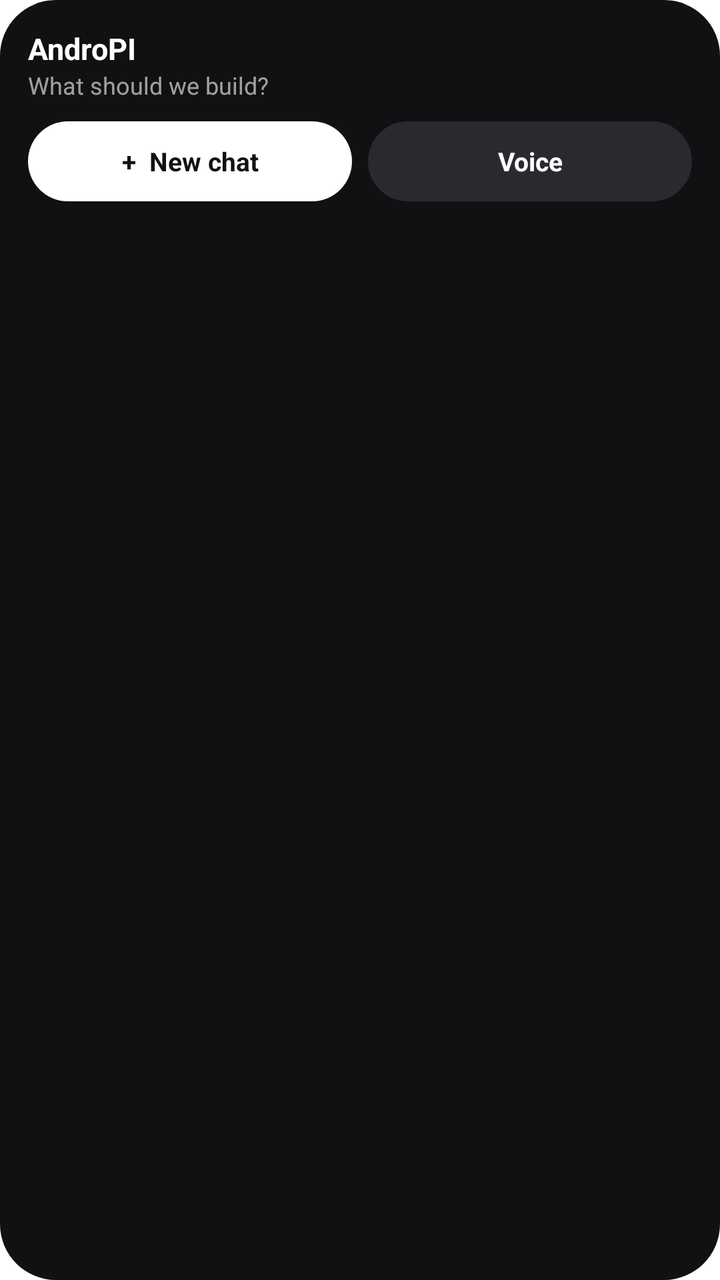
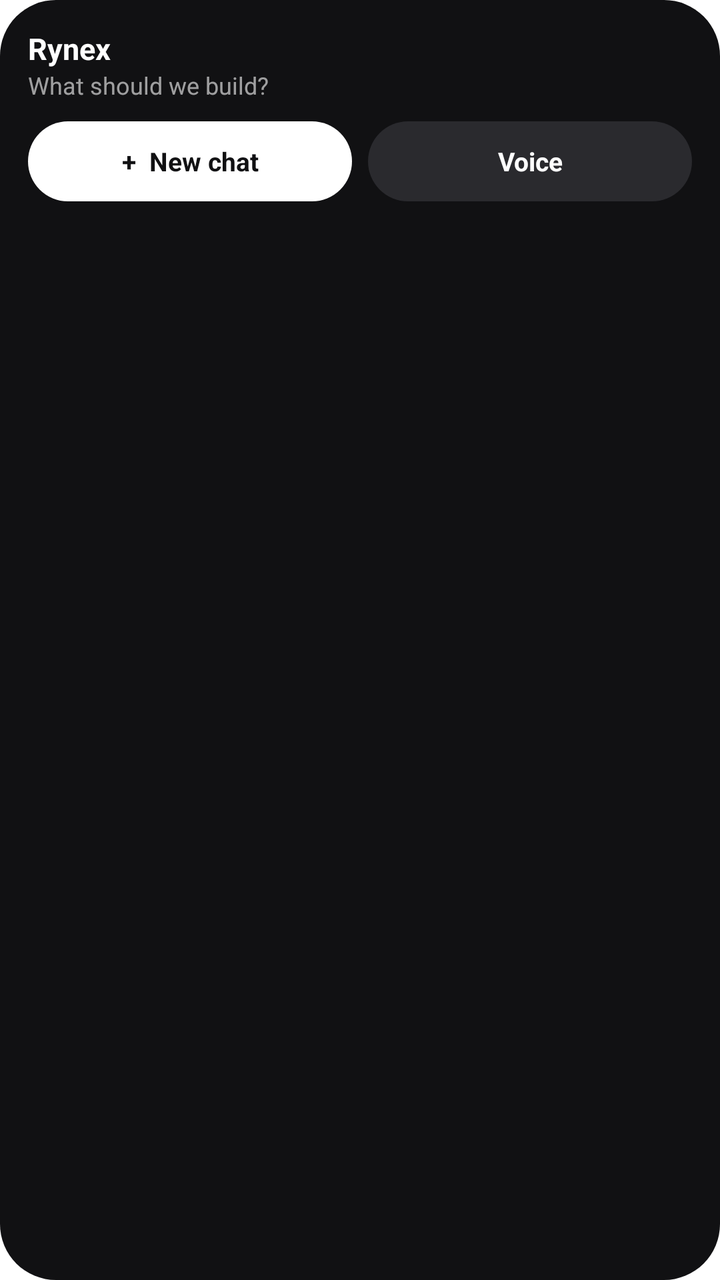

Screens rendered from an Android XML layout before and after an edit, with the pre-edit source and the edit as a unified diff.
<!-- AndroidManifest.xml: fallback theme Theme.MaterialComponents.DayNight.NoActionBar -->
<!-- res/layout/widget_quick.xml -->
<?xml version="1.0" encoding="utf-8"?>
<LinearLayout xmlns:android="http://schemas.android.com/apk/res/android"
    android:layout_width="match_parent"
    android:layout_height="match_parent"
    android:background="@drawable/widget_bg"
    android:orientation="vertical"
    android:padding="14dp">

    <TextView
        android:layout_width="wrap_content"
        android:layout_height="wrap_content"
        android:text="AndroPI"
        android:textColor="#FFFFFFFF"
        android:textSize="15sp"
        android:textStyle="bold" />

    <TextView
        android:layout_width="wrap_content"
        android:layout_height="wrap_content"
        android:layout_marginBottom="10dp"
        android:text="What should we build?"
        android:textColor="#99FFFFFF"
        android:textSize="12sp" />

    <LinearLayout
        android:layout_width="match_parent"
        android:layout_height="wrap_content"
        android:orientation="horizontal">

        <TextView
            android:id="@+id/widget_new_chat"
            android:layout_width="0dp"
            android:layout_height="40dp"
            android:layout_marginEnd="8dp"
            android:layout_weight="1"
            android:background="@drawable/widget_button"
            android:gravity="center"
            android:text="+  New chat"
            android:textColor="#FF111113"
            android:textSize="13sp"
            android:textStyle="bold" />

        <TextView
            android:id="@+id/widget_voice"
            android:layout_width="0dp"
            android:layout_height="40dp"
            android:layout_weight="1"
            android:background="@drawable/widget_button_dark"
            android:gravity="center"
            android:text="Voice"
            android:textColor="#FFFFFFFF"
            android:textSize="13sp"
            android:textStyle="bold" />
    </LinearLayout>
</LinearLayout>
<!-- resources referenced by this layout -->
<resources>
  <!-- drawable widget_bg (drawable) -->
  <?xml version="1.0" encoding="utf-8"?>
  <shape xmlns:android="http://schemas.android.com/apk/res/android" android:shape="rectangle">
      <solid android:color="#FF111113"/>
      <corners android:radius="28dp"/>
  </shape>
  <!-- drawable widget_button (drawable) -->
  <?xml version="1.0" encoding="utf-8"?>
  <shape xmlns:android="http://schemas.android.com/apk/res/android" android:shape="rectangle">
      <solid android:color="#FFFFFFFF"/>
      <corners android:radius="20dp"/>
  </shape>
  <!-- drawable widget_button_dark (drawable) -->
  <?xml version="1.0" encoding="utf-8"?>
  <shape xmlns:android="http://schemas.android.com/apk/res/android" android:shape="rectangle">
      <solid android:color="#FF2A2A2E"/>
      <corners android:radius="20dp"/>
  </shape>
</resources>

<!-- the commit's change to res/layout/widget_quick.xml (unified diff, before → after) -->
@@ -9,7 +9,7 @@
     <TextView
         android:layout_width="wrap_content"
         android:layout_height="wrap_content"
-        android:text="AndroPI"
+        android:text="Rynex"
         android:textColor="#FFFFFFFF"
         android:textSize="15sp"
         android:textStyle="bold" />
